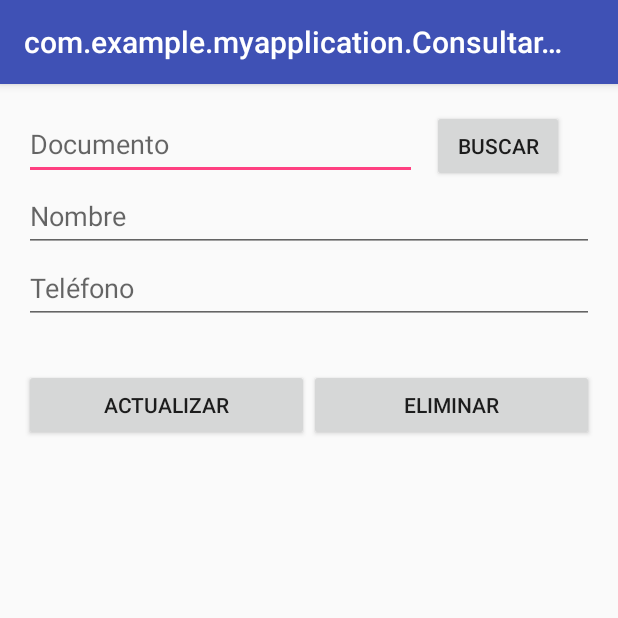
After one commit to rblancolll/TareaCrud, an Android app built with Jetpack Compose: the ConsultarUsuariosActivity screen opened directly, with no data from a screen before it, on a phone screen of 412 x 824 dp, the top half of it. The commit adds this screen. Run offline under Robolectric (Android 15) with nearby library versions, the phone set to English and light mode, and no system bars.

Commit message:
se creó el consultar y buscar personas

```diff
--- a/app/src/main/AndroidManifest.xml
+++ b/app/src/main/AndroidManifest.xml
@@ -23,5 +23,10 @@
             android:exported="false">
         </activity>
 
+        <activity
+            android:name=".ConsultarUsuariosActivity"
+            android:exported="false">
+        </activity>
+
     </application>
 </manifest>
--- /dev/null
+++ b/app/src/main/java/com/example/myapplication/ConsultarUsuariosActivity.java
@@ -0,0 +1,87 @@
+package com.example.myapplication;
+
+import android.content.ContentValues;
+import android.database.Cursor;
+import android.database.sqlite.SQLiteDatabase;
+import android.os.Bundle;
+import android.view.View;
+import android.widget.EditText;
+import android.widget.Toast;
+
+import androidx.appcompat.app.AppCompatActivity;
+
+import com.example.myapplication.utilidades.Utilidades;
+
+public class ConsultarUsuariosActivity extends AppCompatActivity {
+
+    EditText campoId, campoNombre, campoTelefono;
+
+    ConexionSQLiteHelper conn;
+
+    @Override
+    protected void onCreate(Bundle savedInstanceState) {
+        super.onCreate(savedInstanceState);
+        setContentView(R.layout.activity_consultar_usuarios);
+
+        conn = new ConexionSQLiteHelper(getApplicationContext(), "bd_usuarios", null, 1);
+
+        campoId = (EditText) findViewById(R.id.documentoId);
+        campoNombre = (EditText) findViewById(R.id.campoNombreConsulta);
+        campoTelefono = (EditText) findViewById(R.id.campoTelefonoConsulta);
+
+
+    }
+
+    public void onClick(View view) {
+
+        if (view.getId() == R.id.btnConsultar) {//                consultar();
+            consultarSql();
+        }
+
+    }
+
+    private void consultarSql() {
+        SQLiteDatabase db=conn.getReadableDatabase();
+        String[] parametros={campoId.getText().toString()};
+
+        try {
+            //select nombre,telefono from usuario where codigo=?
+            Cursor cursor=db.rawQuery("SELECT "+Utilidades.CAMPO_NOMBRE+","+Utilidades.CAMPO_TELEFONO+
+                    " FROM "+Utilidades.TABLA_USUARIO+" WHERE "+Utilidades.CAMPO_ID+"=? ",parametros);
+
+            cursor.moveToFirst();
+            campoNombre.setText(cursor.getString(0));
+            campoTelefono.setText(cursor.getString(1));
+
+        }catch (Exception e){
+            Toast.makeText(getApplicationContext(),"El documento no existe",Toast.LENGTH_LONG).show();
+            limpiar();
+        }
+
+    }
+
+    private void consultar() {
+        SQLiteDatabase db=conn.getReadableDatabase();
+        String[] parametros={campoId.getText().toString()};
+        String[] campos={Utilidades.CAMPO_NOMBRE,Utilidades.CAMPO_TELEFONO};
+
+        try {
+            Cursor cursor =db.query(Utilidades.TABLA_USUARIO,campos,Utilidades.CAMPO_ID+"=?",parametros,null,null,null);
+            cursor.moveToFirst();
+            campoNombre.setText(cursor.getString(0));
+            campoTelefono.setText(cursor.getString(1));
+            cursor.close();
+        }catch (Exception e){
+            Toast.makeText(getApplicationContext(),"El documento no existe",Toast.LENGTH_LONG).show();
+            limpiar();
+        }
+
+
+    }
+
+    private void limpiar() {
+        campoNombre.setText("");
+        campoTelefono.setText("");
+    }
+
+}
--- /dev/null
+++ b/app/src/main/res/layout/activity_consultar_usuarios.xml
@@ -0,0 +1,74 @@
+<?xml version="1.0" encoding="utf-8"?>
+<LinearLayout xmlns:android="http://schemas.android.com/apk/res/android"
+    xmlns:tools="http://schemas.android.com/tools"
+    android:id="@+id/activity_consultar_usuarios"
+    android:layout_width="match_parent"
+    android:layout_height="match_parent"
+    android:paddingBottom="@dimen/activity_vertical_margin"
+    android:paddingLeft="@dimen/activity_horizontal_margin"
+    android:paddingRight="@dimen/activity_horizontal_margin"
+    android:paddingTop="@dimen/activity_vertical_margin"
+    android:orientation="vertical"
+    tools:context=".ConsultarUsuariosActivity">
+
+    <LinearLayout
+        android:layout_width="match_parent"
+        android:layout_height="wrap_content"
+        android:orientation="horizontal"
+        android:weightSum="1">
+
+        <EditText
+            android:id="@+id/documentoId"
+            android:layout_width="0dp"
+            android:layout_height="wrap_content"
+            android:layout_weight="0.93"
+            android:hint="Documento"
+            android:minHeight="48dp" />
+
+        <Button
+            android:id="@+id/btnConsultar"
+            android:layout_width="wrap_content"
+            android:layout_height="wrap_content"
+            android:layout_marginLeft="10dp"
+            android:onClick="onClick"
+            android:text="Buscar" />
+    </LinearLayout>
+
+    <EditText
+        android:id="@+id/campoNombreConsulta"
+        android:layout_width="match_parent"
+        android:layout_height="wrap_content"
+        android:hint="Nombre"
+        android:minHeight="48dp" />
+
+    <EditText
+        android:id="@+id/campoTelefonoConsulta"
+        android:layout_width="match_parent"
+        android:layout_height="wrap_content"
+        android:hint="Teléfono"
+        android:minHeight="48dp" />
+
+    <LinearLayout
+        android:layout_marginTop="30dp"
+        android:layout_width="match_parent"
+        android:layout_height="wrap_content"
+        android:orientation="horizontal"
+        android:weightSum="1">
+
+        <Button
+            android:id="@+id/btnActualizar"
+            android:layout_width="0dp"
+            android:layout_height="wrap_content"
+            android:layout_weight="0.5"
+            android:text="Actualizar"
+            android:onClick="onClick"/>
+
+        <Button
+            android:id="@+id/btnEliminar"
+            android:layout_width="0dp"
+            android:layout_height="wrap_content"
+            android:layout_weight="0.5"
+            android:text="Eliminar"
+            android:onClick="onClick"/>
+    </LinearLayout>
+</LinearLayout>
```
Also changed, not shown: app/src/main/java/com/example/myapplication/MainActivity.java (+12 -0 lines), app/src/main/res/layout/activity_main.xml (+7 -1 lines).
